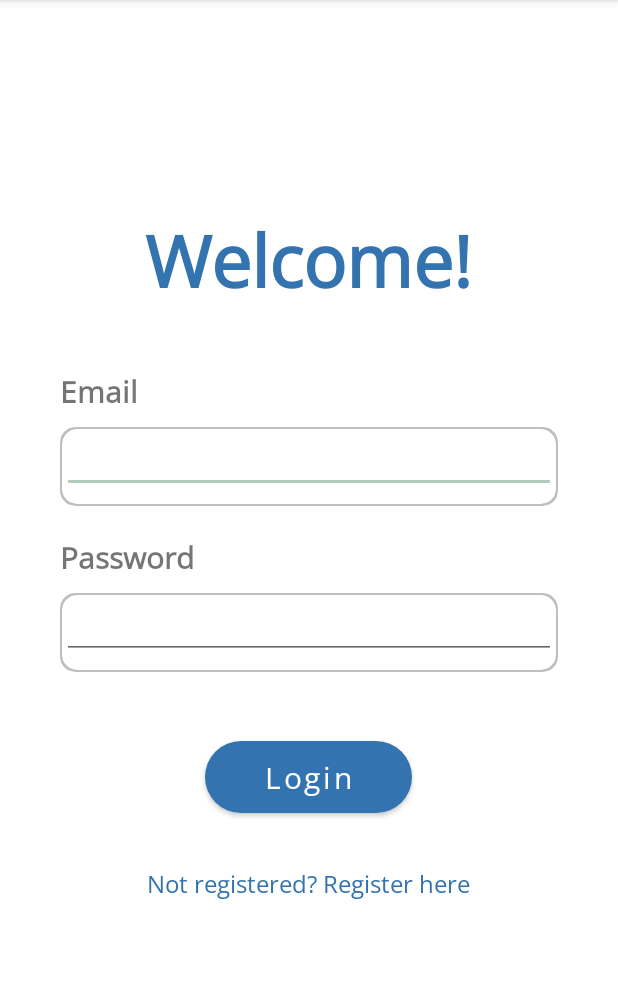
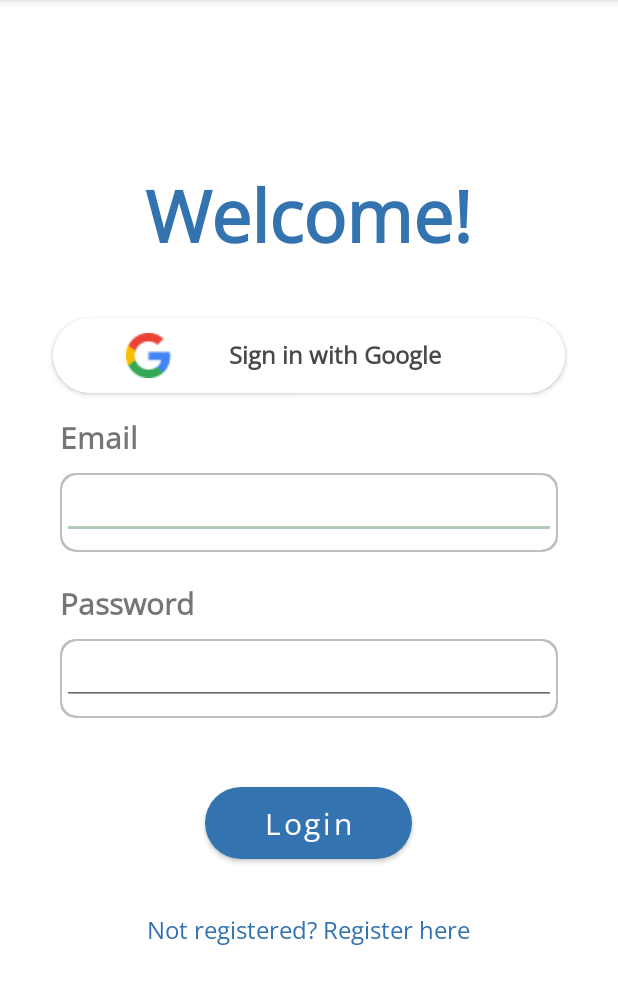
Before and after one commit to justin-pinheiro/PediatricCareAssistant, an Android app: the screen it shows after launch (LoginActivity), on a phone screen of 412 x 824 dp, the part 84-1088 px from its top. Run offline under Robolectric (Android 15) with nearby library versions, the phone set to English and light mode, and no system bars; our stand-ins replace Firebase (no records; nobody signed in at launch, a user with empty details on screens opened directly); libraries missing offline, so code that uses them is left out: org.slf4j; 6 statements that could not run were skipped.

Commit message:
added Google sign in

```diff
--- a/app/build.gradle.kts
+++ b/app/build.gradle.kts
@@ -3,6 +3,7 @@ import com.android.build.api.dsl.Packaging
 plugins {
     alias(libs.plugins.android.application)
     alias(libs.plugins.google.gms.google.services)
+    alias(libs.plugins.google.android.libraries.mapsplatform.secrets.gradle.plugin)
 }
 
 android {
@@ -44,6 +45,7 @@ dependencies {
     implementation(libs.firebase.auth)
     implementation(libs.firebase.database)
     implementation(libs.places)
+    implementation(libs.play.services.maps)
     annotationProcessor(libs.compiler)
     implementation(libs.philjay.mpandroidchart)
     annotationProcessor(libs.philjay.mpandroidchart)
@@ -53,6 +55,8 @@ dependencies {
 
     implementation("com.squareup.okhttp3:okhttp:4.9.0")
     implementation("com.google.code.gson:gson:2.8.6")
+
+    implementation("com.google.android.gms:play-services-auth:20.1.0")
 
     implementation(libs.appcompat)
     implementation(libs.material)
--- a/app/src/main/java/com/example/pediatriccareassistant/view/MainMenuBaseFragment.java
+++ b/app/src/main/java/com/example/pediatriccareassistant/view/MainMenuBaseFragment.java
@@ -31,7 +31,7 @@ public abstract class MainMenuBaseFragment extends Fragment
     public boolean onOptionsItemSelected(MenuItem item) {
         if (item.getItemId() == R.id.home_menu_logout)
         {
-            AuthenticationController.getInstance().signoutUser();
+            AuthenticationController.getInstance().signOut();
             Intent intent = new Intent(requireContext(), LoginActivity.class);
             startActivity(intent);
             requireActivity().finish();
--- a/app/src/main/res/layout/activity_login.xml
+++ b/app/src/main/res/layout/activity_login.xml
@@ -28,6 +28,50 @@
             android:textColor="@color/cornflower_blue"
             android:textSize="48sp"
             android:textStyle="bold" />
+
+        <androidx.cardview.widget.CardView
+            android:layout_width="match_parent"
+            android:layout_height="wrap_content"
+            android:layout_margin="5dp"
+            app:cardBackgroundColor="@color/white"
+            app:cardCornerRadius="50dp"
+            app:cardElevation="2dp">
+
+            <ImageButton
+                android:id="@+id/login_google_signin_button"
+                android:layout_width="match_parent"
+                android:layout_height="match_parent"
+                android:visibility="visible" />
+
+            <LinearLayout
+                android:layout_width="match_parent"
+                android:layout_height="match_parent"
+                android:background="@color/white"
+                android:backgroundTint="@color/white"
+                android:gravity="center"
+                android:orientation="horizontal"
+                android:padding="10dp">
+
+                <ImageView
+                    android:id="@+id/imageView6"
+                    android:layout_width="match_parent"
+                    android:layout_height="30dp"
+                    android:layout_weight="2"
+                    app:srcCompat="@drawable/googleg_standard_color_18" />
+
+                <TextView
+                    android:id="@+id/textView6"
+                    android:layout_width="match_parent"
+                    android:layout_height="wrap_content"
+                    android:layout_weight="1"
+                    android:fontFamily="@font/open_sans"
+                    android:text="Sign in with Google"
+                    android:textColor="@color/abbey"
+                    android:textSize="16sp"
+                    android:textStyle="bold" />
+            </LinearLayout>
+
+        </androidx.cardview.widget.CardView>
 
         <LinearLayout
             android:layout_width="match_parent"
--- a/build.gradle.kts
+++ b/build.gradle.kts
@@ -2,4 +2,5 @@
 plugins {
     alias(libs.plugins.android.application) apply false
     alias(libs.plugins.google.gms.google.services) apply false
+    alias(libs.plugins.google.android.libraries.mapsplatform.secrets.gradle.plugin) apply false
 }
--- a/gradle/libs.versions.toml
+++ b/gradle/libs.versions.toml
@@ -19,6 +19,8 @@ volley = "1.1.1"
 activity = "1.9.0"
 firebaseAuth = "23.0.0"
 places = "3.5.0"
+googleAndroidLibrariesMapsplatformSecretsGradlePlugin = "2.0.1"
+playServicesMaps = "19.0.0"
 
 [libraries]
 compiler = { module = "com.github.bumptech.glide:compiler", version.ref = "compiler" }
@@ -44,7 +46,9 @@ volley = { module = "com.android.volley:volley", version.ref = "volley" }
 activity = { group = "androidx.activity", name = "activity", version.ref = "activity" }
 firebase-auth = { group = "com.google.firebase", name = "firebase-auth", version.ref = "firebaseAuth" }
 places = { group = "com.google.android.libraries.places", name = "places", version.ref = "places" }
+play-services-maps = { group = "com.google.android.gms", name = "play-services-maps", version.ref = "playServicesMaps" }
 
 [plugins]
 android-application = { id = "com.android.application", version.ref = "agp" }
 google-gms-google-services = { id = "com.google.gms.google-services", version.ref = "googleGmsGoogleServices" }
+google-android-libraries-mapsplatform-secrets-gradle-plugin = { id = "com.google.android.libraries.mapsplatform.secrets-gradle-plugin", version.ref = "googleAndroidLibrariesMapsplatformSecretsGradlePlugin" }
```
Also changed, not shown: app/src/main/AndroidManifest.xml (+6 -11 lines), app/src/main/java/com/example/pediatriccareassistant/controller/AuthenticationController.java (+80 -18 lines), app/src/main/java/com/example/pediatriccareassistant/view/LoginActivity.java (+36 -0 lines).
